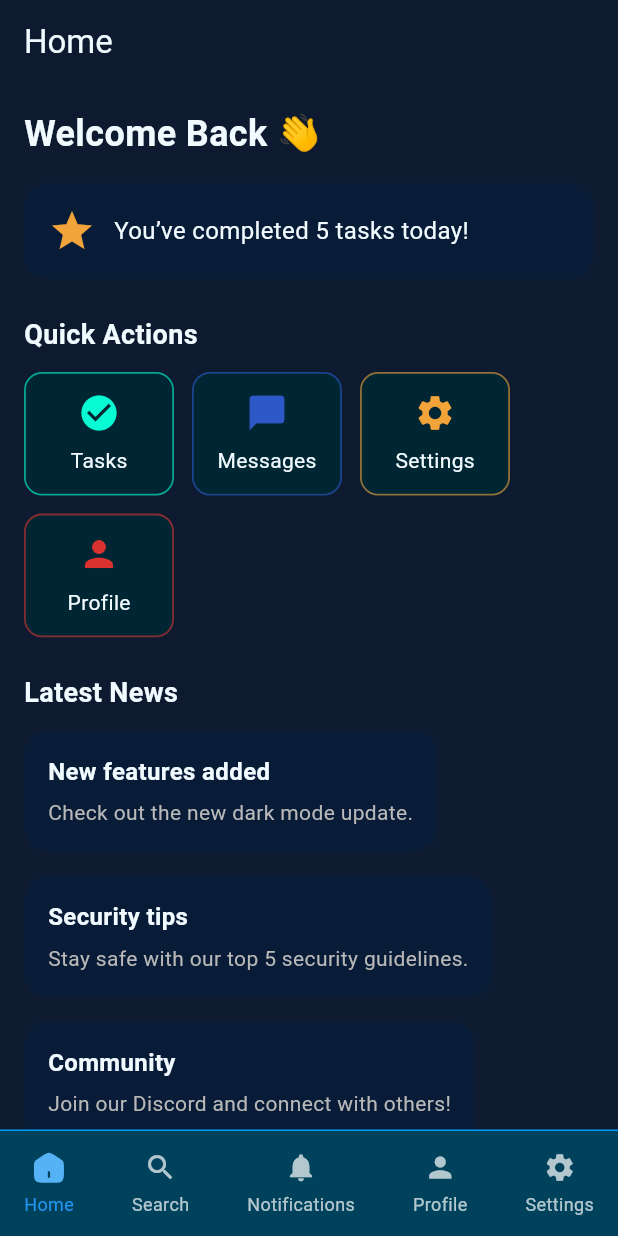
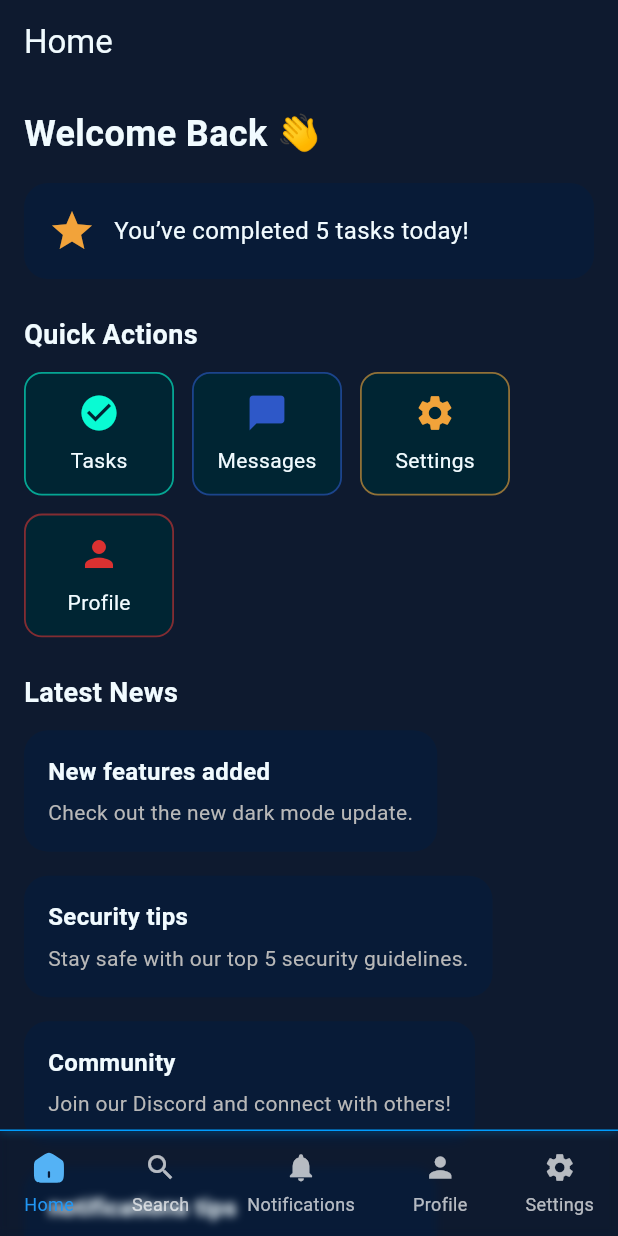
Before and after one commit to AmmarAyman108/glassy_navbar, a Flutter app: the screen it shows after launch, on a phone screen of 412 x 824 dp. Run offline on Flutter 3.47's test engine with Material 3 defaults, Android fonts, the phone set to English and light mode, and no system bars; our stand-ins replace flutter_svg.

Commit message:
feat: refactor bottom navigation bar implementation and update README preview

```diff
--- a/lib/example/lib/main.dart
+++ b/lib/example/lib/main.dart
@@ -1,5 +1,5 @@
 import 'package:flutter/material.dart';
-import 'views/bottom_nav_bar_view.dart'; // Home screen
+import 'views/bottom_navbar_view.dart'; // Home screen
 
 void main() {
   runApp(const MyApp());
--- a/lib/example/lib/views/bottom_nav_bar_view.dart
+++ b/lib/example/lib/views/bottom_navbar_view.dart
@@ -1,11 +1,11 @@
 import 'package:flutter/material.dart';
-import 'package:flutter_svg/svg.dart';
 import 'package:glassy_navbar/example/lib/views/home_view.dart';
 import 'package:glassy_navbar/example/lib/views/notifications_view.dart';
 import 'package:glassy_navbar/example/lib/views/profile_view.dart';
 import 'package:glassy_navbar/example/lib/views/search_view.dart';
 import 'package:glassy_navbar/example/lib/views/settings_view.dart';
 import 'package:glassy_navbar/src/glassy_navbar.dart';
+import 'package:flutter_svg/svg.dart';
 
 class BottomNavBarView extends StatefulWidget {
   const BottomNavBarView({super.key});
@@ -17,27 +17,24 @@ class BottomNavBarView extends StatefulWidget {
 class _BottomNavBarViewState extends State<BottomNavBarView> {
   int currentIndex = 0;
 
-  final List<GlassmorphicNavBarItem> navBarItems = [
-    GlassmorphicNavBarItem(
+  final List<GlassyNavBarItem> navBarItems = [
+    GlassyNavBarItem(
       customUnselectedIcon: SvgPicture.asset('assets/home_unselected.svg'),
       customSelectedIcon: SvgPicture.asset('assets/home_selected.svg'),
       label: 'Home',
     ),
-    const GlassmorphicNavBarItem(icon: Icons.search, label: 'Search'),
-    const GlassmorphicNavBarItem(
-      icon: Icons.notifications,
-      label: 'Notifications',
-    ),
-    const GlassmorphicNavBarItem(icon: Icons.person, label: 'Profile'),
-    const GlassmorphicNavBarItem(icon: Icons.settings, label: 'Settings'),
+    const GlassyNavBarItem(icon: Icons.search, label: 'Search'),
+    const GlassyNavBarItem(icon: Icons.notifications, label: 'Notifications'),
+    const GlassyNavBarItem(icon: Icons.person, label: 'Profile'),
+    const GlassyNavBarItem(icon: Icons.settings, label: 'Settings'),
   ];
 
-  final List<Widget> screens = const [
-    HomeView(),
-    SearchView(),
-    NotificationsView(),
-    ProfileView(),
-    SettingsView(),
+  final List<Widget> screens = [
+    const HomeView(),
+    const SearchView(),
+    const NotificationsView(),
+    const ProfileView(),
+    const SettingsView(),
   ];
 
   @override
@@ -47,7 +44,7 @@ class _BottomNavBarViewState extends State<BottomNavBarView> {
       body: Stack(
         children: [
           screens[currentIndex],
-          GlassmorphicNavBar(
+          GlassyNavBar(
             currentIndex: currentIndex,
             onItemTap: onNavItemTap,
             items: navBarItems,
--- a/lib/src/glassy_navbar.dart
+++ b/lib/src/glassy_navbar.dart
@@ -1,10 +1,10 @@
 import 'dart:ui';
 import 'package:flutter/material.dart';
 
-class GlassmorphicNavBar extends StatelessWidget {
+class GlassyNavBar extends StatelessWidget {
   final int currentIndex;
   final ValueChanged<int> onItemTap;
-  final List<GlassmorphicNavBarItem> items;
+  final List<GlassyNavBarItem> items;
   final double blurSigma;
   final Color backgroundColor;
   final double height;
@@ -17,15 +17,15 @@ class GlassmorphicNavBar extends StatelessWidget {
   final bool showTopBorder;
   final TopBorderStyle topBorderStyle;
 
-  const GlassmorphicNavBar({
+  const GlassyNavBar({
     super.key,
     required this.currentIndex,
     required this.onItemTap,
     required this.items,
-    this.blurSigma = 3.0,
-    this.backgroundColor = const Color.fromARGB(255, 81, 81, 81),
+    this.blurSigma = 4,
+    this.backgroundColor = const Color.fromARGB(255, 0, 95, 116),
     this.height = 70.0,
-    this.opacity = 0.2,
+    this.opacity = 0.0,
     this.showLabels = true,
     TextStyle? selectedLabelStyle,
     TextStyle? unselectedLabelStyle,
@@ -124,7 +124,7 @@ class GlassContent extends StatelessWidget {
   final Color backgroundColor;
   final double height;
   final double opacity;
-  final List<GlassmorphicNavBarItem> items;
+  final List<GlassyNavBarItem> items;
   final int currentIndex;
   final bool showLabels;
   final TextStyle selectedLabelStyle;
@@ -160,7 +160,7 @@ class GlassContent extends StatelessWidget {
         ),
         child: DecoratedBox(
           decoration: BoxDecoration(
-            color: backgroundColor..withValues(alpha: opacity.clamp(0.0, 1.0)),
+            color: backgroundColor.withValues(alpha: opacity),
           ),
           child: SizedBox(
             height: height,
@@ -191,7 +191,7 @@ class GlassContent extends StatelessWidget {
 }
 
 class NavItem extends StatelessWidget {
-  final GlassmorphicNavBarItem item;
+  final GlassyNavBarItem item;
   final bool isSelected;
   final bool showLabels;
   final TextStyle selectedLabelStyle;
@@ -249,26 +249,24 @@ class NavItem extends StatelessWidget {
   }
 }
 
-class GlassmorphicNavBarItem {
+class GlassyNavBarItem {
   final IconData? icon;
   final String label;
   final Widget? customUnselectedIcon;
   final Widget? customSelectedIcon;
 
-  const GlassmorphicNavBarItem({
+  const GlassyNavBarItem({
     this.icon,
     required this.label,
     this.customUnselectedIcon,
     this.customSelectedIcon,
   }) : assert(
          customUnselectedIcon == null || customSelectedIcon != null,
-         '\n'
-         '\ncustomSelectedIcon must also be provided\n',
+         '\\n\\ncustomSelectedIcon must also be provided\\n',
        ),
        assert(
          customSelectedIcon == null || customUnselectedIcon != null,
-         '\n'
-         '\ncustomUnselectedIcon must also be provided\n',
+         '\\n\\ncustomUnselectedIcon must also be provided\\n',
        ),
        assert(
          (icon != null &&
@@ -277,10 +275,10 @@ class GlassmorphicNavBarItem {
              (icon == null &&
                  customUnselectedIcon != null &&
                  customSelectedIcon != null),
-         '\nError: Must provide either:\n'
-         '1. Just an icon (for Material icons) OR\n'
-         '2. Both customUnselectedIcon AND customSelectedIcon (for custom icons)\n'
-         'Do not mix both approaches.\n',
+         '\\nError: Must provide either:\\n'
+         '1. Just an icon (for Material icons) OR\\n'
+         '2. Both customUnselectedIcon AND customSelectedIcon (for custom icons)\\n'
+         'Do not mix both approaches.\\n',
        );
 }
 
```
Also changed, not shown: ex1.png, 1 other file.
